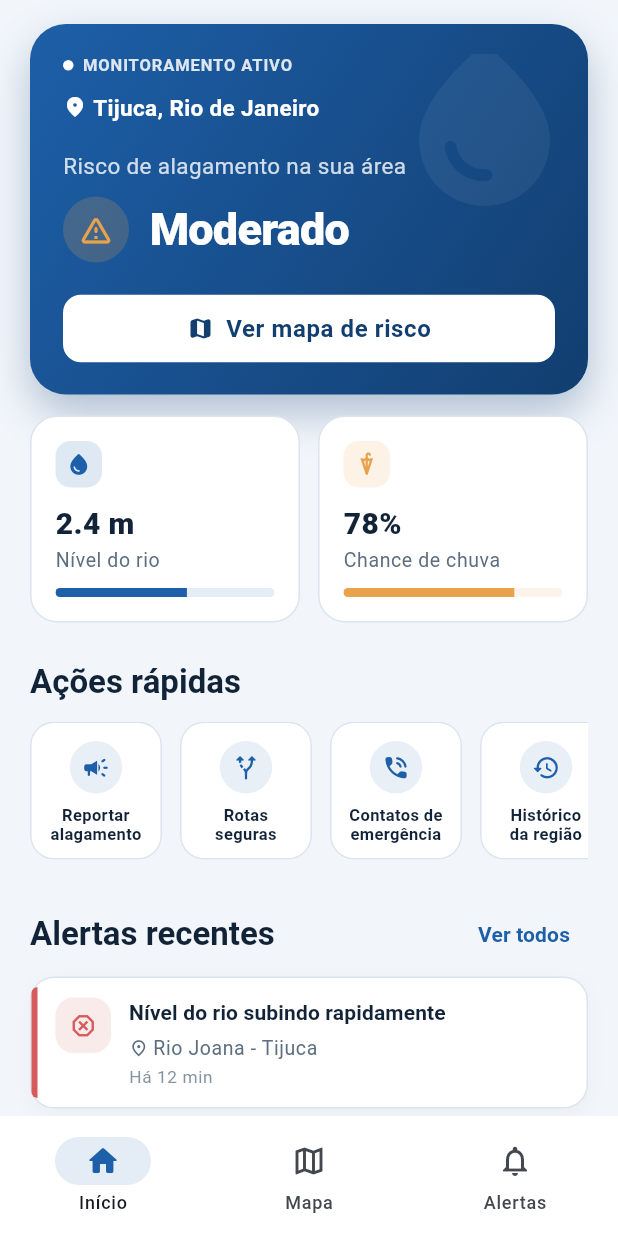
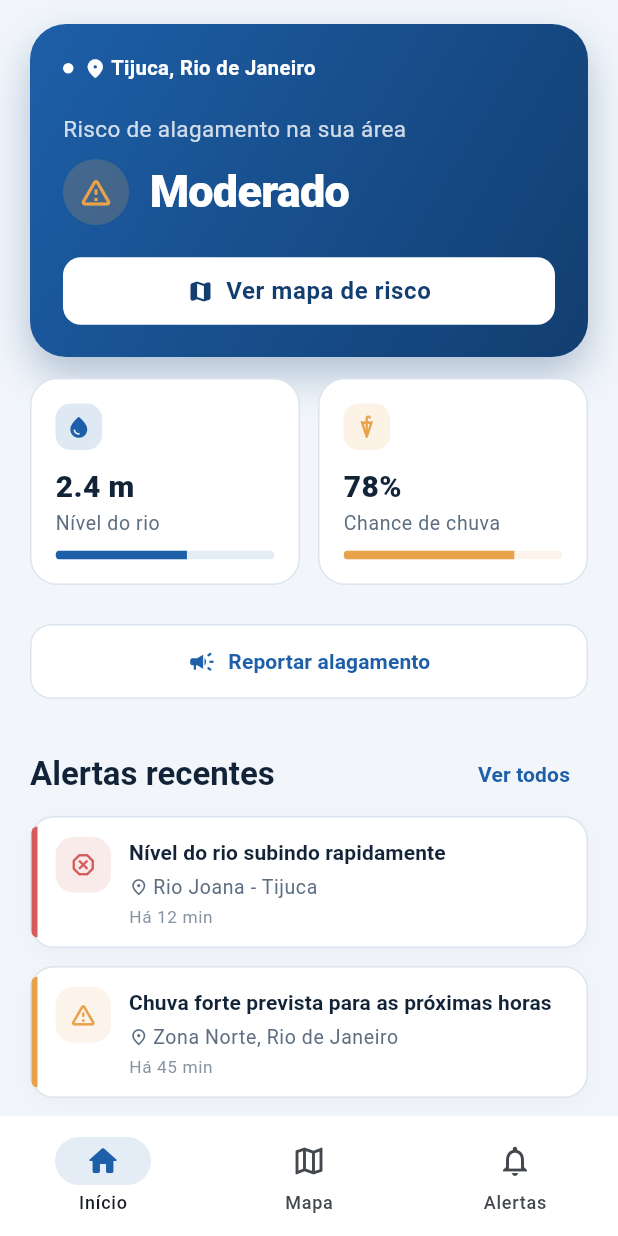
Before and after one commit to amandaalbez/FloodAlert, a Flutter app: the screen it shows after launch, on a phone screen of 412 x 824 dp. Run offline on Flutter 3.47's test engine with Material 3 defaults, Android fonts, the phone set to English and light mode, and no system bars; our stand-ins replace flutter_map, latlong2.

Commit message:
Refactor HomeScreen and add MapScreen
- Removed bottom navigation bar and quick actions from HomeScreen.
- Replaced quick actions with a single OutlinedButton for reporting flooding.
- Updated the layout of the risk card in HomeScreen for better readability.
- Introduced a new MapScreen to display risk points on a map using Flutter Map and latlong2 packages.
- Added functionality to show risk information in a modal bottom sheet when tapping on markers.
- Updated pubspec.yaml and pubspec.lock to include new dependencies for map functionality.

```diff
--- a/mobile/lib/main.dart
+++ b/mobile/lib/main.dart
@@ -1,5 +1,8 @@
+
 import 'package:flutter/material.dart';
+
 import 'screens/home_screen.dart';
+import 'screens/map_screen.dart';
 
 void main() {
   runApp(const FloodAlertApp());
@@ -7,9 +10,9 @@
 
 /// Paleta base do app. Trocar aqui muda o tom de cor em todo o app.
 class AppColors {
-  static const primary = Color(0xFF1D5FA8); // azul profundo
+  static const primary = Color(0xFF1D5FA8);
   static const primaryDark = Color(0xFF123E70);
-  static const secondary = Color(0xFFE8A24C); // âmbar de alerta
+  static const secondary = Color(0xFFE8A24C);
   static const background = Color(0xFFF2F6FB);
   static const surface = Colors.white;
   static const textPrimary = Color(0xFF122338);
@@ -70,8 +73,10 @@
         inputDecorationTheme: InputDecorationTheme(
           filled: true,
           fillColor: const Color(0xFFF5F9FD),
-          contentPadding:
-              const EdgeInsets.symmetric(horizontal: 16, vertical: 16),
+          contentPadding: const EdgeInsets.symmetric(
+            horizontal: 16,
+            vertical: 16,
+          ),
           border: OutlineInputBorder(
             borderRadius: BorderRadius.circular(14),
             borderSide: const BorderSide(color: AppColors.border),
@@ -82,7 +87,10 @@
           ),
           focusedBorder: OutlineInputBorder(
             borderRadius: BorderRadius.circular(14),
-            borderSide: const BorderSide(color: AppColors.primary, width: 1.6),
+            borderSide: const BorderSide(
+              color: AppColors.primary,
+              width: 1.6,
+            ),
           ),
           errorBorder: OutlineInputBorder(
             borderRadius: BorderRadius.circular(14),
@@ -90,15 +98,21 @@
           ),
           focusedErrorBorder: OutlineInputBorder(
             borderRadius: BorderRadius.circular(14),
-            borderSide: const BorderSide(color: AppColors.error, width: 1.6),
+            borderSide: const BorderSide(
+              color: AppColors.error,
+              width: 1.6,
+            ),
           ),
-          hintStyle: const TextStyle(color: Color(0xFF93A6AD)),
+          hintStyle: const TextStyle(
+            color: Color(0xFF93A6AD),
+          ),
         ),
         elevatedButtonTheme: ElevatedButtonThemeData(
           style: ElevatedButton.styleFrom(
             backgroundColor: AppColors.primary,
             foregroundColor: Colors.white,
-            disabledBackgroundColor: AppColors.primary.withValues(alpha: 0.55),
+            disabledBackgroundColor:
+                AppColors.primary.withValues(alpha: 0.55),
             elevation: 0,
             shape: RoundedRectangleBorder(
               borderRadius: BorderRadius.circular(14),
@@ -116,7 +130,114 @@
           ),
         ),
       ),
-      home: const HomeScreen(),
+
+      // A tela inicial continua sendo a HomeScreen.
+      home: const MainNavigation(),
     );
   }
 }
+
+/// Controla a navegação principal entre as telas do aplicativo.
+class MainNavigation extends StatefulWidget {
+  const MainNavigation({super.key});
+
+  @override
+  State<MainNavigation> createState() => _MainNavigationState();
+}
+
+class _MainNavigationState extends State<MainNavigation> {
+  int _abaAtual = 0;
+
+  final List<Widget> _telas = const [
+    HomeScreen(),
+    MapScreen(),
+    _AlertasScreen(),
+  ];
+
+  @override
+  Widget build(BuildContext context) {
+    return Scaffold(
+      body: IndexedStack(
+        index: _abaAtual,
+        children: _telas,
+      ),
+
+      bottomNavigationBar: NavigationBar(
+        selectedIndex: _abaAtual,
+
+        onDestinationSelected: (index) {
+          setState(() {
+            _abaAtual = index;
+          });
+        },
+
+        backgroundColor: AppColors.surface,
+        indicatorColor: AppColors.primary.withValues(alpha: 0.12),
+
+        destinations: const [
+          NavigationDestination(
+            icon: Icon(Icons.home_outlined),
+            selectedIcon: Icon(
+              Icons.home_rounded,
+              color: AppColors.primary,
+            ),
+            label: 'Início',
+          ),
+
+          NavigationDestination(
+            icon: Icon(Icons.map_outlined),
+            selectedIcon: Icon(
+              Icons.map_rounded,
+              color: AppColors.primary,
+            ),
+            label: 'Mapa',
+          ),
+
+          NavigationDestination(
+            icon: Icon(Icons.notifications_outlined),
+            selectedIcon: Icon(
+              Icons.notifications_rounded,
+              color: AppColors.primary,
+            ),
+            label: 'Alertas',
+          ),
+        ],
+      ),
+    );
+  }
+}
+
+/// Tela provisória de alertas.
+/// Depois podemos substituir pela tela completa de alertas.
+class _AlertasScreen extends StatelessWidget {
+  const _AlertasScreen();
+
+  @override
+  Widget build(BuildContext context) {
+    return Scaffold(
+      backgroundColor: AppColors.background,
+
+      appBar: AppBar(
+        backgroundColor: AppColors.background,
+        elevation: 0,
+        title: const Text(
+          'Alertas',
+          style: TextStyle(
+            fontWeight: FontWeight.w800,
+            color: AppColors.textPrimary,
+          ),
+        ),
+      ),
+
+      body: const Center(
+        child: Text(
+          'Tela de alertas em desenvolvimento',
+          style: TextStyle(
+            color: AppColors.textSecondary,
+            fontSize: 15,
+          ),
+        ),
+      ),
+    );
+  }
+}
--- a/mobile/lib/screens/home_screen.dart
+++ b/mobile/lib/screens/home_screen.dart
@@ -26,8 +26,6 @@
 }
 
 class _HomeScreenState extends State<HomeScreen> {
-  int _abaAtual = 0;
-
   // TODO: substituir por dados reais vindos da API / sensores
   final NivelRisco _riscoAtual = NivelRisco.moderado;
   final String _bairroAtual = 'Tijuca, Rio de Janeiro';
@@ -156,35 +154,27 @@
 
               const SizedBox(height: 26),
 
-              // ---------- Ações rápidas ----------
-              Text('Ações rápidas', style: textTheme.titleLarge),
-              const SizedBox(height: 12),
+              // ---------- Ação rápida ----------
               SizedBox(
-                height: 92,
-                child: ListView(
-                  scrollDirection: Axis.horizontal,
-                  children: [
-                    _AcaoRapida(
-                      icone: Icons.campaign_rounded,
-                      label: 'Reportar\nalagamento',
-                      onTap: () {},
+                width: double.infinity,
+                child: OutlinedButton.icon(
+                  onPressed: () {
+                    // TODO: abrir fluxo de reportar alagamento
+                  },
+                  style: OutlinedButton.styleFrom(
+                    foregroundColor: AppColors.primary,
+                    side: const BorderSide(color: AppColors.border),
+                    backgroundColor: AppColors.surface,
+                    padding: const EdgeInsets.symmetric(vertical: 15),
+                    shape: RoundedRectangleBorder(
+                      borderRadius: BorderRadius.circular(14),
                     ),
-                    _AcaoRapida(
-                      icone: Icons.alt_route_rounded,
-                      label: 'Rotas\nseguras',
-                      onTap: () {},
                   ),
-                    _AcaoRapida(
-                      icone: Icons.phone_in_talk_rounded,
-                      label: 'Contatos de\nemergência',
-                      onTap: () {},
+                  icon: const Icon(Icons.campaign_rounded, size: 19),
+                  label: const Text(
+                    'Reportar alagamento',
+                    style: TextStyle(fontWeight: FontWeight.w700),
                   ),
-                    _AcaoRapida(
-                      icone: Icons.history_rounded,
-                      label: 'Histórico\nda região',
-                      onTap: () {},
-                    ),
-                  ],
                 ),
               ),
 
@@ -213,30 +203,6 @@
             ],
           ),
         ),
-      ),
-      bottomNavigationBar: NavigationBar(
-        selectedIndex: _abaAtual,
-        onDestinationSelected: (index) => setState(() => _abaAtual = index),
-        backgroundColor: AppColors.surface,
-        indicatorColor: AppColors.primary.withValues(alpha: 0.12),
-        destinations: const [
-          NavigationDestination(
-            icon: Icon(Icons.home_outlined),
-            selectedIcon: Icon(Icons.home_rounded, color: AppColors.primary),
-            label: 'Início',
-          ),
-          NavigationDestination(
-            icon: Icon(Icons.map_outlined),
-            selectedIcon: Icon(Icons.map_rounded, color: AppColors.primary),
-            label: 'Mapa',
-          ),
-          NavigationDestination(
-            icon: Icon(Icons.notifications_outlined),
-            selectedIcon:
-                Icon(Icons.notifications_rounded, color: AppColors.primary),
-            label: 'Alertas',
-          ),
-        ],
       ),
     );
   }
@@ -282,19 +248,7 @@
           ),
         ],
       ),
-      child: Stack(
-        children: [
-          // Ícone decorativo gigante e sutil ao fundo
-          Positioned(
-            right: -18,
-            top: -18,
-            child: Icon(
-              Icons.water_drop_rounded,
-              size: 130,
-              color: Colors.white.withValues(alpha: 0.06),
-            ),
-          ),
-          Column(
+      child: Column(
         crossAxisAlignment: CrossAxisAlignment.start,
         children: [
           // Linha superior: status "ao vivo" + localização monitorada
@@ -303,46 +257,32 @@
               Container(
                 width: 7,
                 height: 7,
-                    margin: const EdgeInsets.only(right: 6),
+                margin: const EdgeInsets.only(right: 7),
                 decoration: const BoxDecoration(
                   color: Colors.white,
                   shape: BoxShape.circle,
                 ),
               ),
-                  Text(
-                    'MONITORAMENTO ATIVO',
-                    style: textTheme.bodySmall?.copyWith(
-                      color: Colors.white.withValues(alpha: 0.85),
-                      fontWeight: FontWeight.w700,
-                      fontSize: 11,
-                      letterSpacing: 0.6,
-                    ),
-                  ),
-                ],
-              ),
-              const SizedBox(height: 10),
-              Row(
-                children: [
               const Icon(
                 Icons.location_on_rounded,
-                    size: 16,
+                size: 15,
                 color: Colors.white,
               ),
-                  const SizedBox(width: 4),
+              const SizedBox(width: 3),
               Expanded(
                 child: Text(
                   local,
                   style: const TextStyle(
                     color: Colors.white,
-                        fontWeight: FontWeight.w700,
-                        fontSize: 15,
+                    fontWeight: FontWeight.w600,
+                    fontSize: 13.5,
                   ),
                   overflow: TextOverflow.ellipsis,
                 ),
               ),
             ],
           ),
-              const SizedBox(height: 18),
+          const SizedBox(height: 20),
           Text(
             'Risco de alagamento na sua área',
             style: textTheme.bodyMedium?.copyWith(
@@ -393,8 +333,6 @@
                 style: TextStyle(fontWeight: FontWeight.w700),
               ),
             ),
-              ),
-            ],
           ),
         ],
       ),
--- a/mobile/pubspec.yaml
+++ b/mobile/pubspec.yaml
@@ -34,6 +34,8 @@
   # The following adds the Cupertino Icons font to your application.
   # Use with the CupertinoIcons class for iOS style icons.
   cupertino_icons: ^1.0.8
+  flutter_map: ^8.3.2
+  latlong2: ^0.10.1
 
 dev_dependencies:
   flutter_test:
```
Also changed, not shown: mobile/analysis_options.yaml (+9 -0 lines), mobile/lib/screens/map_screen.dart (added, +311 -0 lines), mobile/pubspec.lock, 2 other files. Lines whose indentation alone changed are shown as unchanged.
